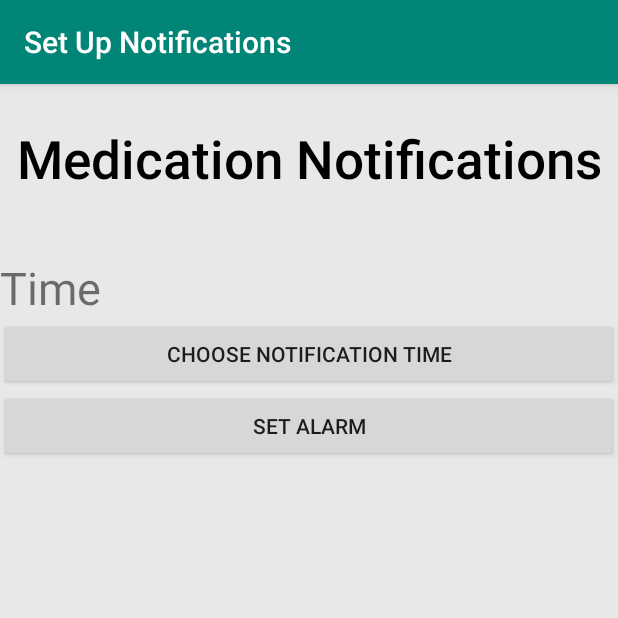
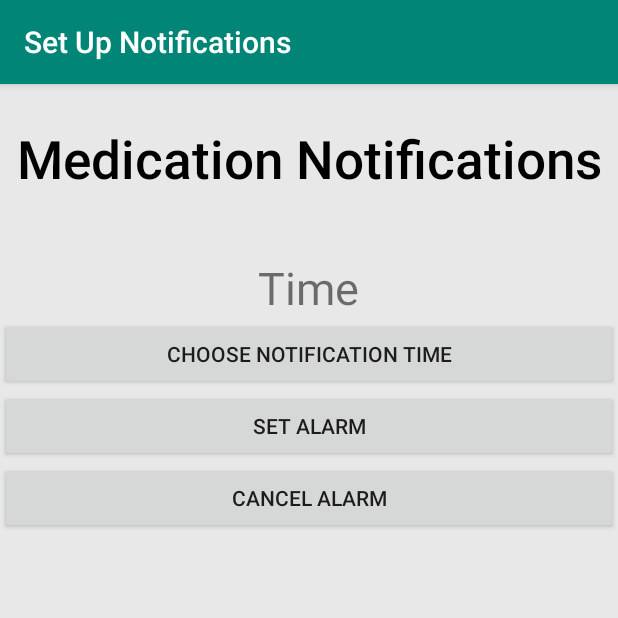
Before and after one commit to kinseynicole3/COMP433FINAL, an Android app: the NotificationActivity screen opened directly, with no data from a screen before it, on a phone screen of 412 x 824 dp, the top half of it. Run offline under Robolectric (Android 15) with nearby library versions, the phone set to English and light mode, and no system bars.

Commit message:
notifications

```diff
--- a/app/build.gradle
+++ b/app/build.gradle
@@ -21,7 +21,7 @@ android {
 
 dependencies {
     implementation fileTree(dir: 'libs', include: ['*.jar'])
-    implementation 'com.android.support:appcompat-v7:26.1.0'
+    implementation 'com.android.support:appcompat-v7:28.0.0'
     implementation 'com.android.support:design:28.0.0'
     implementation 'com.android.support.constraint:constraint-layout:1.1.3'
     testImplementation 'junit:junit:4.12'
--- a/app/src/main/res/layout/activity_notification.xml
+++ b/app/src/main/res/layout/activity_notification.xml
@@ -25,6 +25,7 @@
         android:layout_width="wrap_content"
         android:layout_height="wrap_content"
         android:text="Time"
+        android:layout_gravity="center"
         android:textSize="30sp"
         />
 
@@ -40,4 +41,10 @@
         android:layout_height="wrap_content"
         android:text="Set Alarm" />
 
+    <Button
+        android:id="@+id/button_cancel"
+        android:layout_width="match_parent"
+        android:layout_height="wrap_content"
+        android:text="Cancel Alarm" />
+
 </LinearLayout>
```
